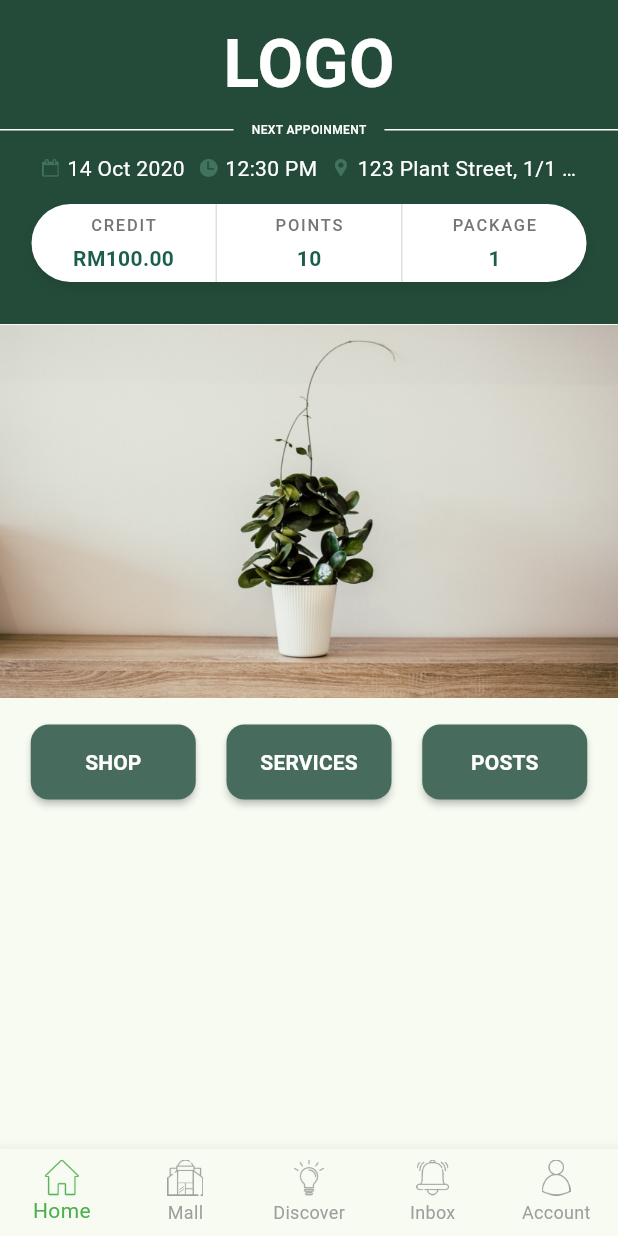
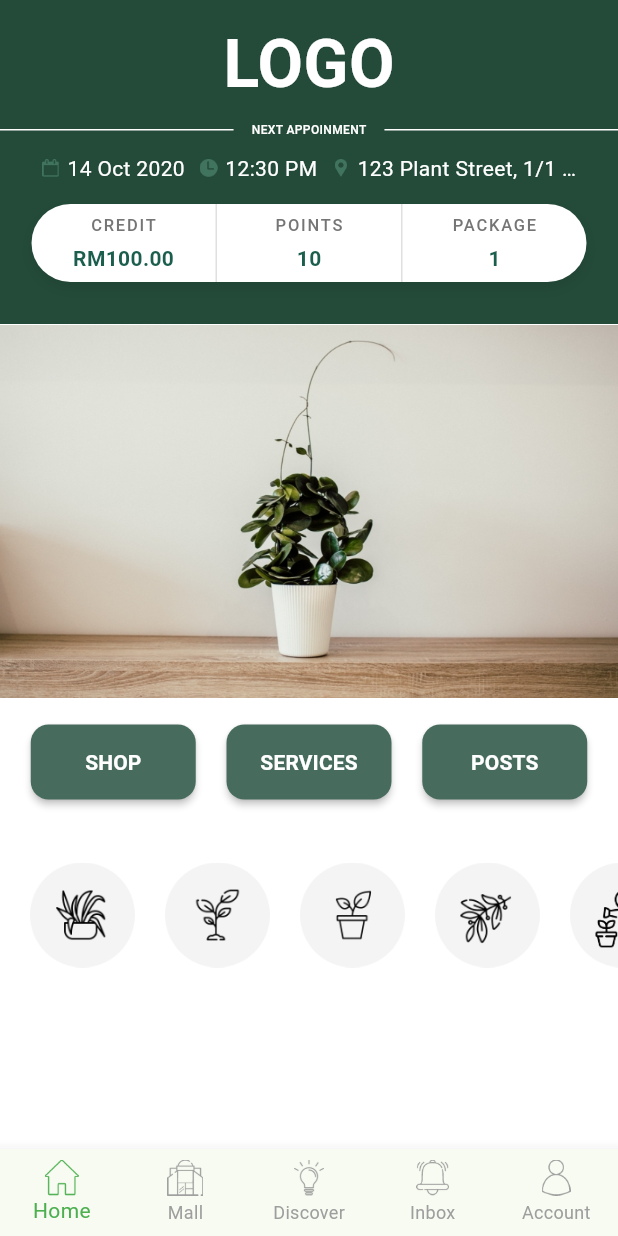
Before and after one commit to muhAzri/sei_asia_dev_test, a Flutter app: the screen it shows after launch, on a phone screen of 412 x 824 dp. Run offline on Flutter 3.47's test engine with Material 3 defaults, Android fonts, the phone set to English and light mode, and no system bars; our stand-ins replace go_router.

Commit message:
feat(home): add horizontal scrollable plant categories section

```diff
--- a/lib/screens/home_screen.dart
+++ b/lib/screens/home_screen.dart
@@ -3,6 +3,7 @@ import 'package:sei_asia_dev_test/constants/assets.dart';
 import 'package:sei_asia_dev_test/widgets/home/credit_info.dart';
 import 'package:sei_asia_dev_test/widgets/home/logo_text.dart';
 import 'package:sei_asia_dev_test/widgets/home/menu_button.dart';
+import 'package:sei_asia_dev_test/widgets/home/plant_categories.dart';
 import 'package:sei_asia_dev_test/widgets/home/section_divider.dart';
 
 class HomeScreen extends StatelessWidget {
@@ -11,7 +12,15 @@ class HomeScreen extends StatelessWidget {
   @override
   Widget build(BuildContext context) {
     return Scaffold(
-      body: ListView(children: [HomeHeader(), HomeBanner(), HomeButtons()]),
+      backgroundColor: Colors.white,
+      body: ListView(
+        children: [
+          HomeHeader(),
+          HomeBanner(),
+          HomeButtons(),
+          PlantCategories(),
+        ],
+      ),
     );
   }
 }
--- /dev/null
+++ b/lib/widgets/home/plant_categories.dart
@@ -0,0 +1,40 @@
+import 'package:flutter/material.dart';
+import 'package:sei_asia_dev_test/constants/assets.dart';
+
+class PlantCategories extends StatelessWidget {
+  const PlantCategories({super.key});
+
+  @override
+  Widget build(BuildContext context) {
+    return Container(
+      height: 110,
+      width: double.infinity,
+      padding: const EdgeInsets.symmetric(vertical: 20),
+      child: ListView(
+        scrollDirection: Axis.horizontal,
+        padding: const EdgeInsets.symmetric(horizontal: 16),
+        children: [
+          _buildPlantCategory(Assets.shopPlants1),
+          _buildPlantCategory(Assets.shopPlants2),
+          _buildPlantCategory(Assets.shopPlants3),
+          _buildPlantCategory(Assets.shopPlants4),
+          _buildPlantCategory(Assets.shopPlants5),
+        ],
+      ),
+    );
+  }
+
+  Widget _buildPlantCategory(String iconPath) {
+    return Container(
+      width: 78,
+      margin: const EdgeInsets.only(right: 12),
+      child: ColorFiltered(
+        colorFilter: const ColorFilter.mode(
+          Color(0xFFF4F4F4),
+          BlendMode.modulate,
+        ),
+        child: Image.asset(iconPath, fit: BoxFit.contain),
+      ),
+    );
+  }
+}
```
